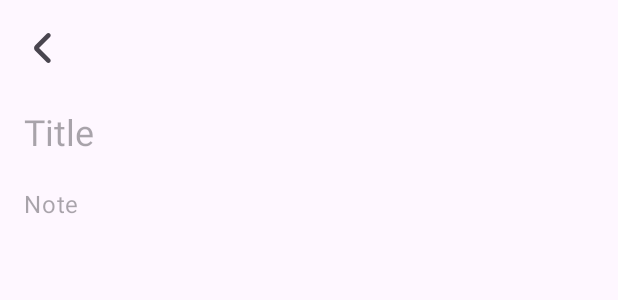
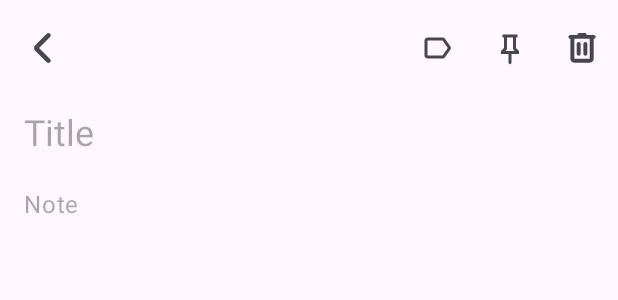
Before and after one commit to CJGumban/NoteMVVM, an Android app: the layout fragment_add_edit_note.xml on its own in the app's theme, with its tools: preview values and no code run, on a phone screen of 412 x 824 dp. Shown: the top 300 px of the screen. Run offline under Robolectric (Android 15) with nearby library versions, the phone set to English and light mode, and no system bars.

Commit message:
added crud functions

```diff
--- /dev/null
+++ b/app/src/main/res/menu/add_edit_toolbar_menu.xml
@@ -0,0 +1,27 @@
+<?xml version="1.0" encoding="utf-8"?>
+<menu xmlns:android="http://schemas.android.com/apk/res/android"
+    xmlns:app="http://schemas.android.com/apk/res-auto">
+
+    <item
+        android:id="@+id/label"
+        android:icon="@drawable/label_24px"
+        android:title="More"
+        android:contentDescription="More"
+        app:showAsAction="always" />
+
+    <item
+        android:id="@+id/pin"
+        android:icon="@drawable/push_pin_24px"
+        android:title="pin"
+        android:contentDescription="pin"
+        app:showAsAction="ifRoom" />
+
+    <item
+        android:id="@+id/delete"
+        android:icon="@drawable/delete_24px"
+        android:title="Delete"
+        android:contentDescription="Delete"
+        android:visible="true"
+        app:showAsAction="always"/>
+
+</menu>
--- a/app/src/main/res/navigation/nav_graph.xml
+++ b/app/src/main/res/navigation/nav_graph.xml
@@ -12,7 +12,8 @@
         tools:layout="@layout/fragment_home" >
         <action
             android:id="@+id/action_homeFragment_to_addEditNoteFragment"
-            app:destination="@id/addEditNoteFragment" >
+            app:destination="@id/addEditNoteFragment"
+            >
 
         </action>
     </fragment>
```
Also changed, not shown: app/src/main/java/com/example/notemvvm/data/Note.kt (+7 -1 lines), app/src/main/java/com/example/notemvvm/ui/main/AddEditNoteFragment.kt (+4 -3 lines), app/src/main/java/com/example/notemvvm/ui/main/HomeFragment.kt (+1 -8 lines), app/src/main/java/com/example/notemvvm/ui/main/adapter/NoteSearchAdapter.kt (added, +47 -0 lines).
